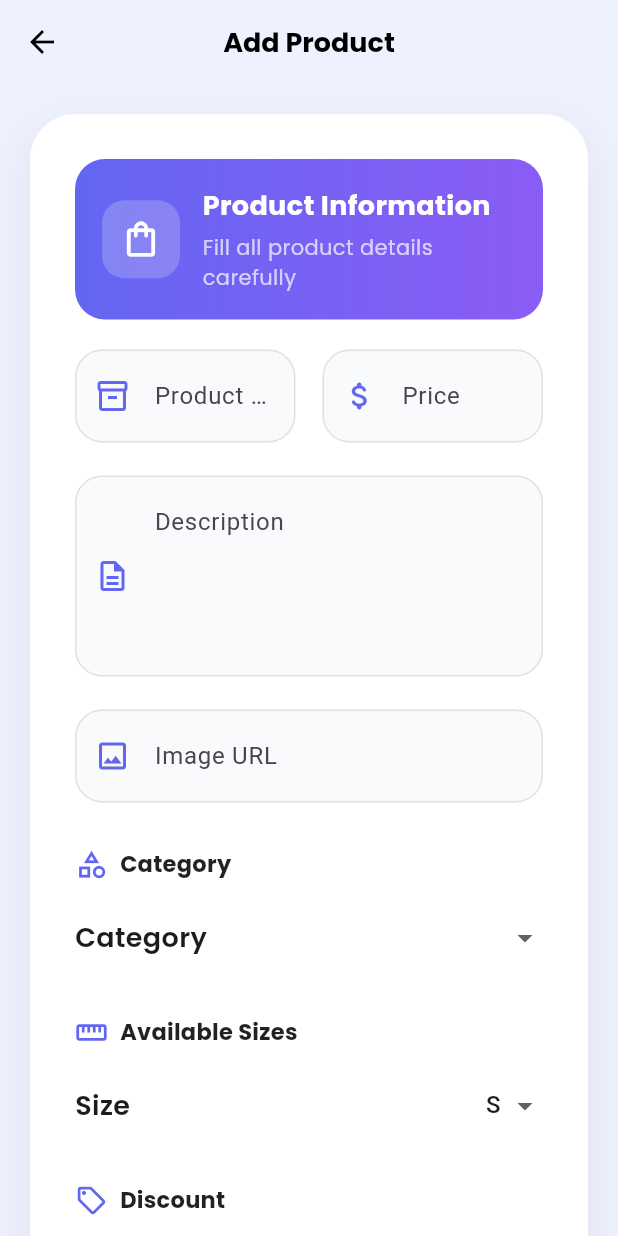
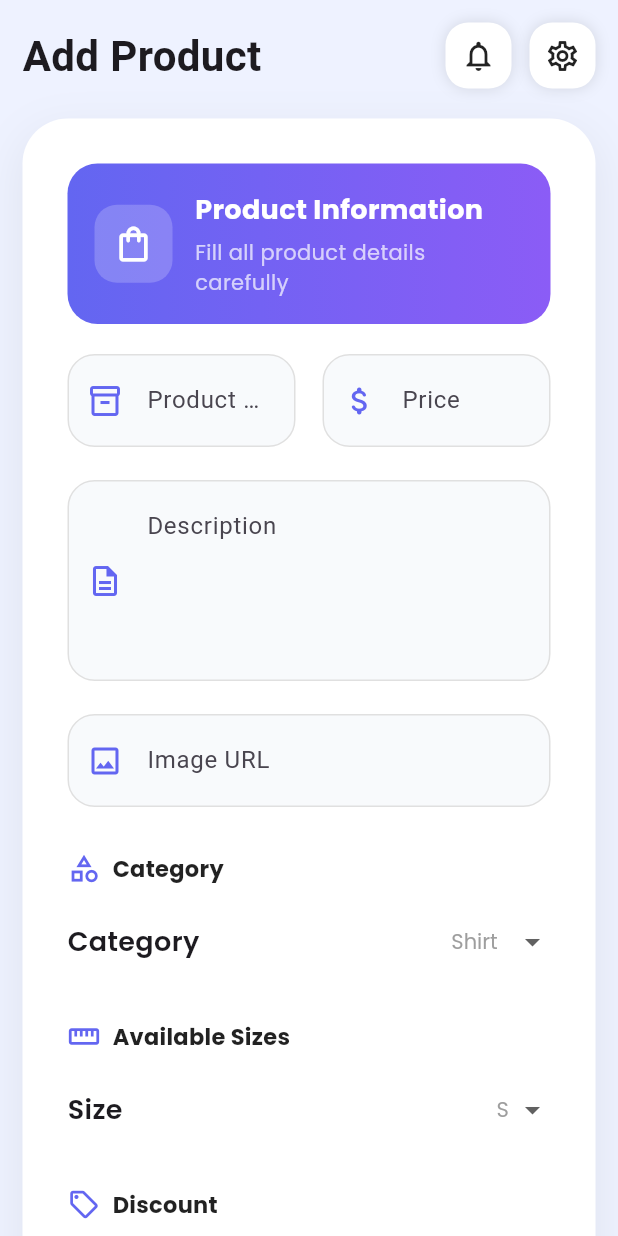
Before and after one commit to OwaisRaza1941/Swift-Cart-Admin, a Flutter app: the ProductScreen screen opened directly, after a tap on "Add Product", on a phone screen of 412 x 824 dp. Run offline on Flutter 3.47's test engine with Material 3 defaults, Android fonts, the phone set to English and light mode, and no system bars; our stand-ins replace cloud_firestore, firebase_auth, firebase_core, get, google_fonts, shimmer; accounts and stored records are empty; network calls fail.

Commit message:
Add Product

```diff
--- a/lib/screens/add_product_screen/add_product_screen.dart
+++ b/lib/screens/add_product_screen/add_product_screen.dart
@@ -2,6 +2,7 @@
 import 'package:get/get.dart';
 import 'package:swiftcart_admin/components/build_field.dart';
 import 'package:swiftcart_admin/components/section_title.dart';
+import 'package:swiftcart_admin/dialogs/app_snackbar.dart';
 import 'package:swiftcart_admin/models/product_model.dart';
 import 'package:swiftcart_admin/screens/add_product_screen/widgets/header_section.dart';
 import 'package:swiftcart_admin/screens/home/widgets/categories.dart';
@@ -9,7 +10,7 @@
 import 'package:swiftcart_admin/screens/home/widgets/product_size.dart';
 import 'package:swiftcart_admin/screens/product/controller/product_screen_controller.dart';
 import 'package:swiftcart_admin/utils/constants/app_styles.dart';
-import 'package:swiftcart_admin/utils/constants/text_styles.dart';
+import 'package:swiftcart_admin/widgets/custom_appbar.dart';
 import 'package:swiftcart_admin/widgets/custom_button.dart';
 
 class AddProductScreen extends StatelessWidget {
@@ -26,26 +27,16 @@
 
     return Scaffold(
       backgroundColor: Color(0xffEEF2FF),
-
-      appBar: AppBar(
-        elevation: 0,
-        centerTitle: true,
-        backgroundColor: Colors.transparent,
-        surfaceTintColor: Colors.transparent,
-        title: Text(
-          "Add Product",
-          style: AppTextStyle.h3.copyWith(
-            color: Colors.black,
-            fontWeight: FontWeight.bold,
-          ),
-        ),
-        iconTheme: IconThemeData(color: Colors.black),
-      ),
-
-      body: Center(
+      body: SafeArea(
         child: SingleChildScrollView(
-          padding: EdgeInsets.all(20),
-          child: Container(
+          child: Padding(
+            padding: EdgeInsets.only(top: 15, left: 15, right: 15, bottom: 15),
+            child: Column(
+              crossAxisAlignment: CrossAxisAlignment.start,
+              children: [
+                CustomAppBar(title: 'Add Product'),
+                SizedBox(height: 20),
+                Container(
                   constraints: BoxConstraints(maxWidth: 750),
                   padding: EdgeInsets.all(30),
                   decoration: AppStyles.addProductScreenContainerStyle,
@@ -99,14 +90,20 @@
                       SizedBox(height: 30),
 
                       /// Category
-                sectionTitle(title: "Category", icon: Icons.category_outlined),
+                      sectionTitle(
+                        title: "Category",
+                        icon: Icons.category_outlined,
+                      ),
                       SizedBox(height: 14),
 
                       ProductCategories(),
                       SizedBox(height: 28),
 
                       /// Sizes
-                sectionTitle(title: "Available Sizes", icon: Icons.straighten),
+                      sectionTitle(
+                        title: "Available Sizes",
+                        icon: Icons.straighten,
+                      ),
                       SizedBox(height: 14),
 
                       ProductSize(),
@@ -119,29 +116,28 @@
                       ),
                       SizedBox(height: 14),
 
+                      /// Discount Slider
                       DiscountSlider(),
                       SizedBox(height: 40),
-
 
                       /// Button
                       Obx(() {
                         return AnimatedContainer(
                           duration: Duration(milliseconds: 300),
                           child: CustomButton(
-                      backgroundColor: controller.isLoading.value
-                          ? Colors.grey
-                          : Color(0xff6366F1),
-
+                            backgroundColor: Color(0xff6366F1),
                             textColor: Colors.white,
-                      width: double.infinity,
-
-                      text: controller.isLoading.value
-                          ? 'Please wait...'
-                          : 'Add Product',
-
-                      onPressed: controller.isLoading.value
-                          ? null
-                          : () async {
+                            text: 'Add Product',
+                            isLoading: controller.isAddProduct.value,
+                            onPressed: () async {
+                              if (nameCtrl.text.isEmpty &&
+                                      priceCtrl.text.isEmpty ||
+                                  controller.selectedSizeValue.isEmpty) {
+                                AppSnackbar.error(
+                                  'Please all fields required!',
+                                );
+                                return;
+                              }
                               int price = int.tryParse(priceCtrl.text) ?? 0;
 
                               ProductModel product = ProductModel(
@@ -170,6 +166,9 @@
                     ],
                   ),
                 ),
+              ],
+            ),
+          ),
         ),
       ),
     );
--- a/lib/screens/home/widgets/categories.dart
+++ b/lib/screens/home/widgets/categories.dart
@@ -15,7 +15,7 @@
         Text('Category', style: AppTextStyle.h3),
         Obx(() {
           return DropdownButton<String>(
-            style: AppTextStyle.bodyMedium,
+            style: AppTextStyle.bodyMedium.copyWith(color: Colors.grey),
             underline: SizedBox(),
             value: controller.selectedcategoryValue.value,
             items: controller.categoryList.map((list) {
--- a/lib/screens/home/widgets/product_size.dart
+++ b/lib/screens/home/widgets/product_size.dart
@@ -1,4 +1,3 @@
-
 import 'package:flutter/material.dart';
 import 'package:get/get.dart';
 import 'package:swiftcart_admin/screens/product/controller/product_screen_controller.dart';
@@ -16,6 +15,7 @@
         Text('Size', style: AppTextStyle.h3),
         Obx(() {
           return DropdownButton<String>(
+            style: AppTextStyle.bodySmall.copyWith(color: Colors.grey),
             underline: SizedBox(),
             value: controller.selectedSizeValue.value,
             items: controller.sizeList.map((list) {
--- a/lib/screens/product/controller/product_screen_controller.dart
+++ b/lib/screens/product/controller/product_screen_controller.dart
@@ -35,6 +35,7 @@
   /// isLoading
   RxBool isLoading = false.obs;
   RxBool isUpdatedProduct = false.obs;
+  RxBool isAddProduct = false.obs;
 
   RxDouble discountValue = 0.0.obs;
 
@@ -60,10 +61,14 @@
   /// Add Product Firebase Firestore
   Future<void> addProduct(ProductModel product) async {
     try {
+      isAddProduct.value = true;
+
       /// add Product In Unique Id
       await _productServices.addProduct(product);
     } on FirebaseException {
       rethrow;
+    } finally {
+      isAddProduct.value = false;
     }
   }
 
--- a/lib/widgets/custom_button.dart
+++ b/lib/widgets/custom_button.dart
@@ -39,7 +39,7 @@
       width: double.infinity,
       height: 50,
       child: ElevatedButton(
-        onPressed: onPressed,
+        onPressed: isLoading == true ? null : onPressed,
         style: ElevatedButton.styleFrom(
           backgroundColor: backgroundColor,
           shape: RoundedRectangleBorder(
@@ -58,10 +58,15 @@
               SizedBox(width: 8),
             ],
 
-            SizedBox(width: sizedBoxedWidht ?? 0),
-
             isLoading == true
-                ? Center(child: CircularProgressIndicator(strokeWidth: 2))
+                ? SizedBox(
+                    width: 22,
+                    height: 22,
+                    child: CircularProgressIndicator(
+                      strokeWidth: 2,
+                      color: Colors.white,
+                    ),
+                  )
                 : SizedBox.shrink(),
 
             // Text
```
Also changed, not shown: lib/components/custom_feild.dart (+16 -19 lines), lib/screens/home/widgets/dashborad_cards.dart (+0 -8 lines), lib/screens/product/update/update_product.dart (+20 -13 lines), lib/screens/product/widgets/product_card_list.dart (+94 -16 lines). Lines whose indentation alone changed are shown as unchanged.
